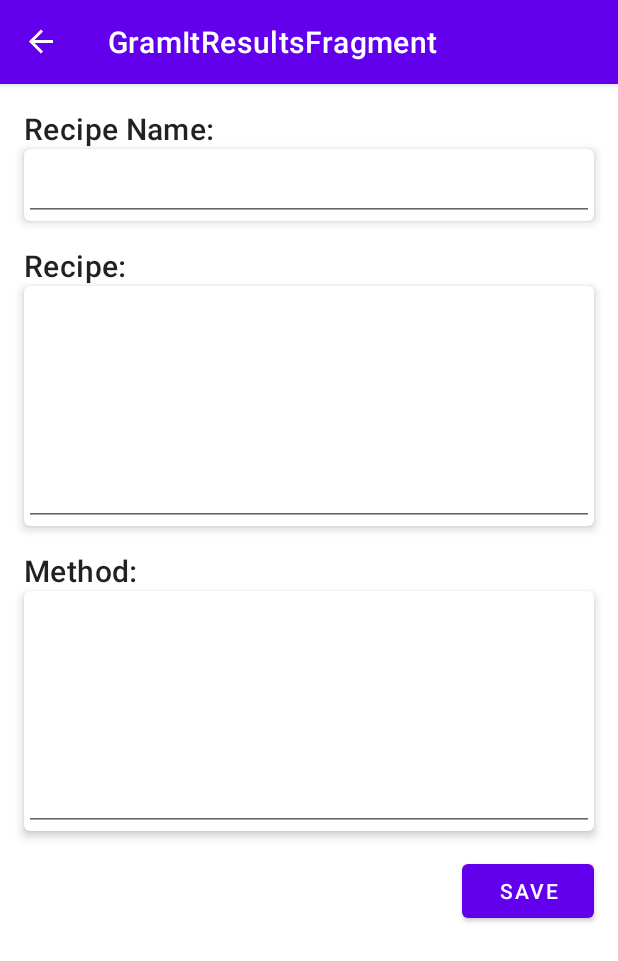
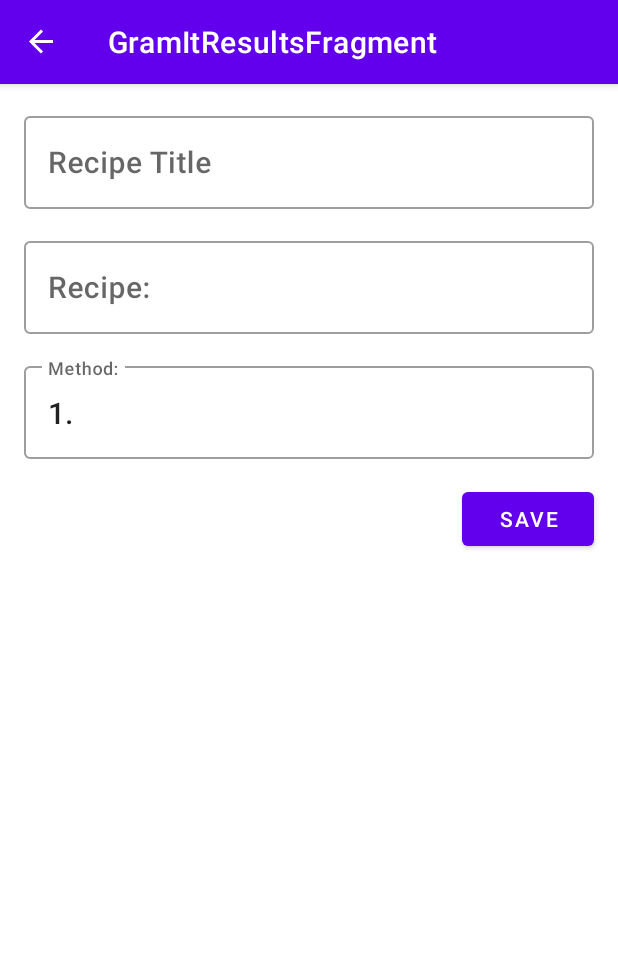
Before and after one commit to wrhenders/android-kitchen-converter, an Android app: the GramItFragment screen opened through its navigation route, after a tap on "CONVERT TO GRAMS", on a phone screen of 412 x 824 dp. Shown: the top 961 px of the screen. Run offline under Robolectric (Android 15) with nearby library versions, the phone set to English and light mode, and no system bars; our stand-ins replace navigation-ui; 2 other taps on this screen came first.

Commit message:
updated gramit results formatting

```diff
--- a/app/src/main/java/com/kitchen/recipeconverter/ui/gramit/GramItAdapter.kt
+++ b/app/src/main/java/com/kitchen/recipeconverter/ui/gramit/GramItAdapter.kt
@@ -8,6 +8,7 @@ import android.view.View
 import android.view.ViewGroup
 import android.widget.ArrayAdapter
 import android.widget.AutoCompleteTextView
+import androidx.core.widget.doAfterTextChanged
 import androidx.recyclerview.widget.RecyclerView
 import com.google.android.material.textfield.TextInputEditText
 import com.google.android.material.textfield.TextInputLayout
@@ -58,6 +59,8 @@ class GramItAdapter(private val itemsList: List<GramItItem>,
             onItemClicked(currentItem, position)
         }
 
+
+
         fun changeStrokeColor(type: String): ColorStateList {
             val errorColor = Color.parseColor("#B00020")
             val defaultColor = Color.parseColor("#60000000")
@@ -77,8 +80,7 @@ class GramItAdapter(private val itemsList: List<GramItItem>,
             return ColorStateList(states, colors)
         }
 
-        holder.quantityText.setOnFocusChangeListener { _, hasFocus ->
-            if (!hasFocus) {
+        fun updateQuantity() {
             val updatedQuantity = holder.quantityText.text.toString()
             if (updatedQuantity.toDoubleOrNull() is Double) {
                 holder.quantityLayout.setBoxStrokeColorStateList(changeStrokeColor("default"))
@@ -88,10 +90,8 @@ class GramItAdapter(private val itemsList: List<GramItItem>,
                 holder.quantityLayout.setBoxStrokeColorStateList(changeStrokeColor("error"))
             }
         }
-        }
 
-        holder.unitText.setOnFocusChangeListener { _, hasFocus ->
-            if (!hasFocus) {
+        fun updateUnit(){
             val updatedUnit = holder.unitText.text.toString()
             if (Converter().getUnitType(updatedUnit).isNotEmpty()) {
                 holder.unitLayout.setBoxStrokeColorStateList(changeStrokeColor("default"))
@@ -101,9 +101,7 @@ class GramItAdapter(private val itemsList: List<GramItItem>,
                 holder.unitLayout.setBoxStrokeColorStateList(changeStrokeColor("error"))
             }
         }
-        }
-        holder.ingredientText.setOnFocusChangeListener { _, hasFocus ->
-            if (!hasFocus) {
+        fun updateIngredient(){
             val updatedIngredient = holder.ingredientText.text.toString()
             if (holder.ingredientText.validator.isValid(updatedIngredient)) {
                 holder.ingredientLayout.setBoxStrokeColorStateList(changeStrokeColor("default"))
@@ -113,7 +111,23 @@ class GramItAdapter(private val itemsList: List<GramItItem>,
                 holder.ingredientLayout.setBoxStrokeColorStateList(changeStrokeColor("error"))
             }
         }
+
+        holder.quantityText.setOnFocusChangeListener { _, hasFocus ->
+            if (!hasFocus) updateQuantity()
         }
+        holder.quantityText.doAfterTextChanged { updateQuantity() }
+
+
+        holder.unitText.setOnFocusChangeListener { _, hasFocus ->
+            if (!hasFocus) updateUnit()
+        }
+        holder.unitText.doAfterTextChanged { updateUnit() }
+
+
+        holder.ingredientText.setOnFocusChangeListener { _, hasFocus ->
+            if (!hasFocus) updateIngredient()
+        }
+        holder.ingredientText.doAfterTextChanged { updateIngredient() }
     }
 
     override fun getItemCount() = itemsList.size
--- a/app/src/main/java/com/kitchen/recipeconverter/ui/gramit/GramItViewModel.kt
+++ b/app/src/main/java/com/kitchen/recipeconverter/ui/gramit/GramItViewModel.kt
@@ -5,6 +5,7 @@ import com.kitchen.recipeconverter.data.Converter
 import com.kitchen.recipeconverter.data.GramItItem
 import com.kitchen.recipeconverter.data.Ingredient
 import com.kitchen.recipeconverter.data.IngredientList
+import java.text.DecimalFormat
 
 class GramItViewModel : ViewModel() {
     private val _itemList: MutableList<GramItItem> = mutableListOf(
@@ -31,11 +32,13 @@ class GramItViewModel : ViewModel() {
 
     fun makeReturnString():String{
         var returnString = ""
+        val df = DecimalFormat("#.##")
+
         for (item in _itemList){
             if (validityCheck(item)) {
                 val unitType = Converter().getUnitType(item.unit)
                 val quantity = convertToGramsMultiplier(unitType, findIngredient(item.ingredient))
-                returnString += "$quantity g of ${item.ingredient} \n"
+                returnString += "${df.format(quantity)}g of ${item.ingredient} \n"
             }
         }
         return returnString
--- a/app/src/main/res/layout/fragment_gram_it_results.xml
+++ b/app/src/main/res/layout/fragment_gram_it_results.xml
@@ -9,92 +9,69 @@
 
     <androidx.constraintlayout.widget.ConstraintLayout
         android:layout_width="match_parent"
-        android:layout_height="match_parent">
+        android:layout_height="wrap_content">
 
-        <TextView
+        <com.google.android.material.textfield.TextInputLayout
             android:id="@+id/title_label"
+            style="@style/Widget.MaterialComponents.TextInputLayout.OutlinedBox"
             android:layout_width="match_parent"
             android:layout_height="wrap_content"
-            android:textAppearance="?attr/textAppearanceHeadline6"
             android:layout_margin="16dp"
-            android:text="Recipe Name:"
-            app:layout_constraintTop_toTopOf="parent"/>
+            android:hint="Recipe Title"
+            app:layout_constraintStart_toStartOf="parent"
+            app:layout_constraintTop_toTopOf="parent">
 
-        <androidx.cardview.widget.CardView
-            android:id="@+id/title_card_view"
-            android:layout_width="match_parent"
-            android:layout_height="wrap_content"
-            android:layout_marginHorizontal="16dp"
-            app:cardCornerRadius="4dp"
-            app:cardElevation="4dp"
-            app:layout_constraintTop_toBottomOf="@id/title_label">
-
-            <EditText
+        <com.google.android.material.textfield.TextInputEditText
             android:id="@+id/title_text"
             android:layout_width="match_parent"
             android:layout_height="match_parent"
             android:textAppearance="?attr/textAppearanceHeadline6"
-                android:inputType="text"/>
-        </androidx.cardview.widget.CardView>
+            android:inputType="textMultiLine" />
+        </com.google.android.material.textfield.TextInputLayout>
 
-        <TextView
-            android:id="@+id/results_label"
+        <com.google.android.material.textfield.TextInputLayout
+            android:id="@+id/recipe_label"
+            style="@style/Widget.MaterialComponents.TextInputLayout.OutlinedBox"
             android:layout_width="match_parent"
             android:layout_height="wrap_content"
-            android:textAppearance="?attr/textAppearanceHeadline6"
-            android:text="Recipe:"
+            android:hint="Recipe:"
             android:layout_margin="16dp"
-            app:layout_constraintTop_toBottomOf="@id/title_card_view" />
+            app:layout_constraintTop_toBottomOf="@id/title_label" >
 
-        <androidx.cardview.widget.CardView
-            android:id="@+id/recipe_card_view"
-            android:layout_width="match_parent"
-            android:layout_height="160dp"
-            android:layout_marginHorizontal="16dp"
-            app:cardCornerRadius="4dp"
-            app:cardElevation="4dp"
-            app:layout_constraintTop_toBottomOf="@id/results_label">
 
-            <EditText
+        <com.google.android.material.textfield.TextInputEditText
                 android:id="@+id/recipe_text"
                 android:layout_width="match_parent"
                 android:layout_height="match_parent"
                 android:textAppearance="?attr/textAppearanceHeadline6"
                 android:inputType="textMultiLine"/>
-        </androidx.cardview.widget.CardView>
+        </com.google.android.material.textfield.TextInputLayout>
 
-        <TextView
+        <com.google.android.material.textfield.TextInputLayout
             android:id="@+id/method_label"
+            style="@style/Widget.MaterialComponents.TextInputLayout.OutlinedBox"
             android:layout_width="match_parent"
             android:layout_height="wrap_content"
-            android:textAppearance="?attr/textAppearanceHeadline6"
-            android:text="Method:"
+            android:hint="Method:"
             android:layout_margin="16dp"
-            app:layout_constraintTop_toBottomOf="@id/recipe_card_view" />
+            app:layout_constraintTop_toBottomOf="@id/recipe_label" >
 
-        <androidx.cardview.widget.CardView
-            android:id="@+id/method_card_view"
-            android:layout_width="match_parent"
-            android:layout_height="160dp"
-            android:layout_marginHorizontal="16dp"
-            app:cardCornerRadius="4dp"
-            app:cardElevation="4dp"
-            app:layout_constraintTop_toBottomOf="@id/method_label">
 
-            <EditText
+        <com.google.android.material.textfield.TextInputEditText
             android:id="@+id/method_text"
             android:layout_width="match_parent"
             android:layout_height="match_parent"
             android:textAppearance="?attr/textAppearanceHeadline6"
-                android:inputType="textMultiLine"/>
-        </androidx.cardview.widget.CardView>
+            android:inputType="textMultiLine"
+            android:text="1. "/>
+        </com.google.android.material.textfield.TextInputLayout>
 
         <Button
             android:layout_width="wrap_content"
             android:layout_height="wrap_content"
             android:layout_margin="16dp"
             android:text="Save"
-            app:layout_constraintTop_toBottomOf="@id/method_card_view"
+            app:layout_constraintTop_toBottomOf="@id/method_label"
             app:layout_constraintEnd_toEndOf="parent" />
 
     </androidx.constraintlayout.widget.ConstraintLayout>
```
Lines whose indentation alone changed are shown as unchanged.
